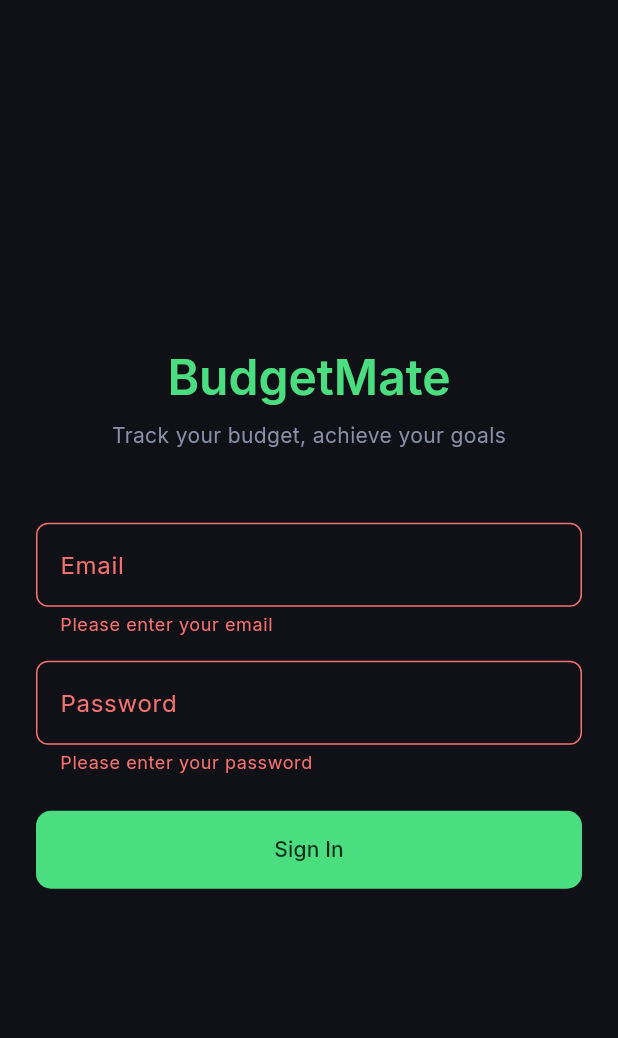
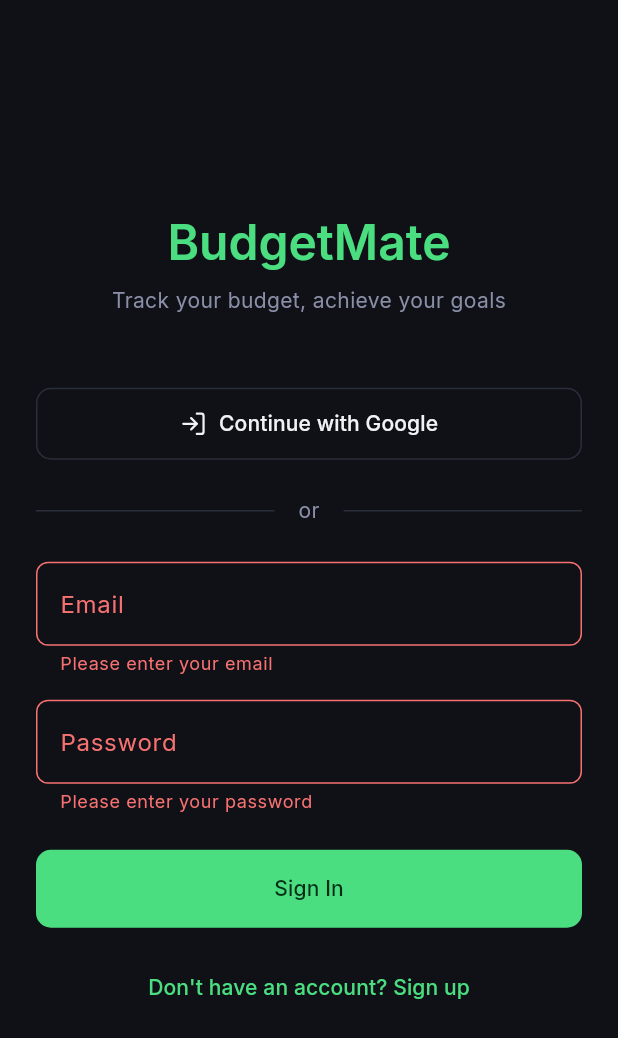
Before and after one commit to Julius-Mukubya/BudgetMate, a Flutter app: the screen it shows after launch, after a tap on "Sign In", on a phone screen of 412 x 824 dp. Shown: the top 1038 px of the screen. Run offline on Flutter 3.47's test engine with Material 3 defaults, Android fonts, the phone set to English and light mode, and no system bars; our stand-ins replace cloud_firestore, drift, firebase_auth, firebase_core, flutter_riverpod, go_router and 3 more; accounts and stored records are empty; generated files the repository leaves out were written again.

Commit message:
Add Google Sign-In support via google_sign_in package

```diff
--- a/lib/features/auth/screens/login_screen.dart
+++ b/lib/features/auth/screens/login_screen.dart
@@ -1,6 +1,8 @@
 import 'package:firebase_auth/firebase_auth.dart';
 import 'package:flutter/material.dart';
 import 'package:flutter_riverpod/flutter_riverpod.dart';
+import 'package:go_router/go_router.dart';
+import 'package:lucide_flutter/lucide_flutter.dart';
 import 'package:budget_mate/features/auth/providers/auth_provider.dart';
 
 class LoginScreen extends ConsumerStatefulWidget {
@@ -15,6 +17,7 @@ class _LoginScreenState extends ConsumerState<LoginScreen> {
   final _passwordController = TextEditingController();
   final _formKey = GlobalKey<FormState>();
   bool _isLoading = false;
+  bool _isGoogleLoading = false;
   String? _errorMessage;
 
   @override
@@ -33,19 +36,37 @@ class _LoginScreenState extends ConsumerState<LoginScreen> {
     });
 
     try {
-      final auth = ref.read(firebaseAuthProvider);
-      await auth.signInWithEmailAndPassword(
-        email: _emailController.text.trim(),
-        password: _passwordController.text,
+      final authService = ref.read(authServiceProvider);
+      await authService.signInWithEmail(
+        _emailController.text.trim(),
+        _passwordController.text,
       );
     } on FirebaseAuthException catch (e) {
       setState(() {
         _errorMessage = _mapAuthError(e.code);
       });
     } finally {
-      if (mounted) {
-        setState(() => _isLoading = false);
+      if (mounted) setState(() => _isLoading = false);
+    }
+  }
+
+  Future<void> _signInWithGoogle() async {
+    setState(() {
+      _isGoogleLoading = true;
+      _errorMessage = null;
+    });
+
+    try {
+      final authService = ref.read(authServiceProvider);
+      await authService.signInWithGoogle();
+    } on FirebaseAuthException catch (e) {
+      if (e.code != 'canceled') {
+        setState(() {
+          _errorMessage = _mapAuthError(e.code);
+        });
       }
+    } finally {
+      if (mounted) setState(() => _isGoogleLoading = false);
     }
   }
 
@@ -59,6 +80,8 @@ class _LoginScreenState extends ConsumerState<LoginScreen> {
         return 'Invalid email or password.';
       case 'invalid-email':
         return 'Please enter a valid email address.';
+      case 'account-exists-with-different-credential':
+        return 'An account already exists with this email using a different sign-in method.';
       default:
         return 'Login failed. Please try again.';
     }
@@ -98,6 +121,45 @@ class _LoginScreenState extends ConsumerState<LoginScreen> {
                     textAlign: TextAlign.center,
                   ),
                   const SizedBox(height: 48),
+                  // Google Sign-In button
+                  OutlinedButton.icon(
+                    onPressed: _isGoogleLoading ? null : _signInWithGoogle,
+                    style: OutlinedButton.styleFrom(
+                      foregroundColor: colorScheme.onSurface,
+                      side: BorderSide(color: colorScheme.outlineVariant),
+                      padding: const EdgeInsets.symmetric(vertical: 14),
+                      shape: RoundedRectangleBorder(
+                        borderRadius: BorderRadius.circular(10),
+                      ),
+                    ),
+                    icon: _isGoogleLoading
+                        ? const SizedBox(
+                            width: 20,
+                            height: 20,
+                            child: CircularProgressIndicator(strokeWidth: 2),
+                          )
+                        : const Icon(LucideIcons.logIn),
+                    label: Text(
+                      _isGoogleLoading ? 'Signing in...' : 'Continue with Google',
+                    ),
+                  ),
+                  const SizedBox(height: 24),
+                  Row(
+                    children: [
+                      Expanded(child: Divider(color: colorScheme.outlineVariant)),
+                      Padding(
+                        padding: const EdgeInsets.symmetric(horizontal: 16),
+                        child: Text(
+                          'or',
+                          style: theme.textTheme.bodyMedium?.copyWith(
+                            color: colorScheme.onSurfaceVariant,
+                          ),
+                        ),
+                      ),
+                      Expanded(child: Divider(color: colorScheme.outlineVariant)),
+                    ],
+                  ),
+                  const SizedBox(height: 24),
                   TextFormField(
                     controller: _emailController,
                     decoration: InputDecoration(
@@ -158,6 +220,14 @@ class _LoginScreenState extends ConsumerState<LoginScreen> {
                           )
                         : const Text('Sign In'),
                   ),
+                  const SizedBox(height: 16),
+                  TextButton(
+                    onPressed: () => context.go('/signup'),
+                    child: Text(
+                      "Don't have an account? Sign up",
+                      style: TextStyle(color: colorScheme.primary),
+                    ),
+                  ),
                 ],
               ),
             ),
--- a/pubspec.yaml
+++ b/pubspec.yaml
@@ -24,6 +24,7 @@ dependencies:
   firebase_core: ^3.12.1
   firebase_auth: ^5.5.1
   cloud_firestore: ^5.6.5
+  google_sign_in: ^6.3.0
 
   # Navigation
   go_router: ^14.8.1
```
Also changed, not shown: lib/features/auth/providers/auth_provider.dart (+70 -0 lines), firebase.json (added), lib/firebase_options.dart (added), pubspec.lock, 3 other files.
